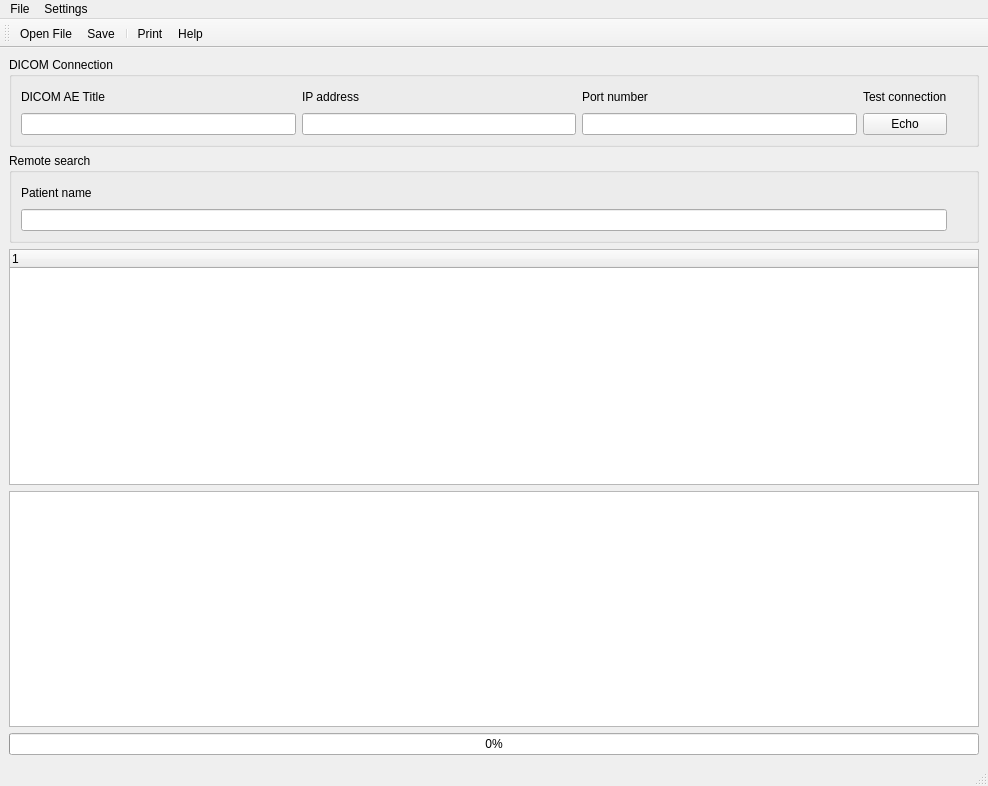
Old version of the form dcmtkNetConnector/SimpleView.ui in the repository medInria/medInria-public.
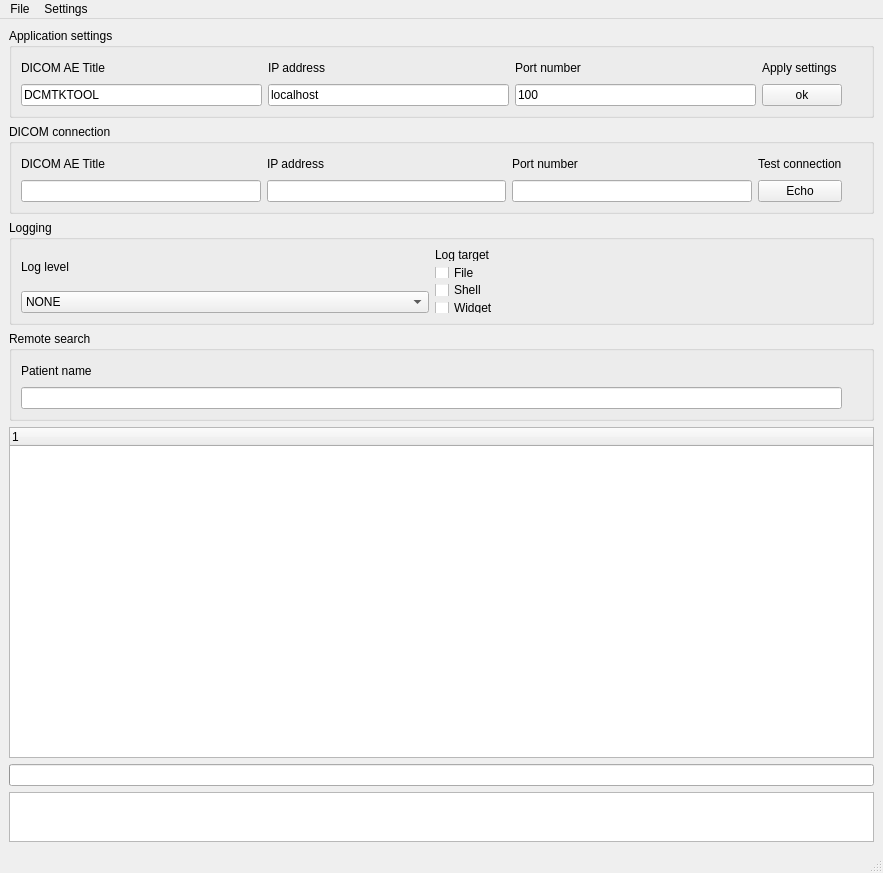
New version of the form. Icons and pictures are not drawn.

Commit message: Added more log options and config settings

```diff
--- a/dcmtkNetConnector/SimpleView.ui
+++ b/dcmtkNetConnector/SimpleView.ui
@@ -6,8 +6,8 @@
    <rect>
     <x>0</x>
     <y>0</y>
-    <width>988</width>
-    <height>786</height>
+    <width>883</width>
+    <height>873</height>
    </rect>
   </property>
   <property name="windowTitle">
@@ -24,8 +24,114 @@
    </size>
   </property>
   <widget class="QWidget" name="centralwidget">
-   <layout class="QGridLayout" name="gridLayout_2">
+   <layout class="QGridLayout" name="gridLayout_5">
     <item row="0" column="0">
+     <widget class="QGroupBox" name="settingsGroupBox_2">
+      <property name="minimumSize">
+       <size>
+        <width>0</width>
+        <height>90</height>
+       </size>
+      </property>
+      <property name="maximumSize">
+       <size>
+        <width>16777215</width>
+        <height>90</height>
+       </size>
+      </property>
+      <property name="title">
+       <string>Application settings</string>
+      </property>
+      <layout class="QGridLayout" name="gridLayout_4">
+       <item row="0" column="0">
+        <layout class="QVBoxLayout" name="verticalLayout_6">
+         <item>
+          <widget class="QLabel" name="label_6">
+           <property name="text">
+            <string>DICOM AE Title</string>
+           </property>
+          </widget>
+         </item>
+         <item>
+          <widget class="QLineEdit" name="ourTitleEdit">
+           <property name="text">
+            <string>DCMTKTOOL</string>
+           </property>
+          </widget>
+         </item>
+        </layout>
+       </item>
+       <item row="0" column="1">
+        <layout class="QVBoxLayout" name="verticalLayout_7">
+         <item>
+          <widget class="QLabel" name="label_7">
+           <property name="text">
+            <string>IP address</string>
+           </property>
+          </widget>
+         </item>
+         <item>
+          <widget class="QLineEdit" name="ourIPEdit">
+           <property name="text">
+            <string>localhost</string>
+           </property>
+          </widget>
+         </item>
+        </layout>
+       </item>
+       <item row="0" column="2">
+        <layout class="QVBoxLayout" name="verticalLayout_8">
+         <item>
+          <widget class="QLabel" name="label_8">
+           <property name="text">
+            <string>Port number</string>
+           </property>
+          </widget>
+         </item>
+         <item>
+          <widget class="QLineEdit" name="ourPortEdit">
+           <property name="text">
+            <string>100</string>
+           </property>
+          </widget>
+         </item>
+        </layout>
+       </item>
+       <item row="0" column="3">
+        <layout class="QVBoxLayout" name="verticalLayout_9">
+         <item>
+          <widget class="QLabel" name="label_9">
+           <property name="text">
+            <string>Apply settings</string>
+           </property>
+          </widget>
+         </item>
+         <item>
+          <widget class="QPushButton" name="applySettingsButton">
+           <property name="text">
+            <string>ok</string>
+           </property>
+          </widget>
+         </item>
+        </layout>
+       </item>
+       <item row="0" column="4">
+        <spacer name="verticalSpacer_3">
+         <property name="orientation">
+          <enum>Qt::Vertical</enum>
+         </property>
+         <property name="sizeHint" stdset="0">
+          <size>
+           <width>20</width>
+           <height>52</height>
+          </size>
+         </property>
+        </spacer>
+       </item>
+      </layout>
+     </widget>
+    </item>
+    <item row="1" column="0">
      <widget class="QGroupBox" name="settingsGroupBox">
       <property name="minimumSize">
        <size>
@@ -40,7 +146,7 @@
        </size>
       </property>
       <property name="title">
-       <string>DICOM Connection</string>
+       <string>DICOM connection</string>
       </property>
       <layout class="QGridLayout" name="gridLayout_3">
        <item row="0" column="0">
@@ -131,7 +237,107 @@
       </layout>
      </widget>
     </item>
-    <item row="1" column="0">
+    <item row="2" column="0">
+     <widget class="QGroupBox" name="groupBox">
+      <property name="maximumSize">
+       <size>
+        <width>16777215</width>
+        <height>105</height>
+       </size>
+      </property>
+      <property name="title">
+       <string>Logging</string>
+      </property>
+      <layout class="QGridLayout" name="gridLayout_2">
+       <item row="0" column="0">
+        <layout class="QVBoxLayout" name="verticalLayout_10">
+         <item>
+          <widget class="QLabel" name="label_10">
+           <property name="text">
+            <string>Log level</string>
+           </property>
+          </widget>
+         </item>
+         <item>
+          <widget class="QComboBox" name="cbLogLevel">
+           <item>
+            <property name="text">
+             <string>NONE</string>
+            </property>
+           </item>
+           <item>
+            <property name="text">
+             <string>ERROR</string>
+            </property>
+           </item>
+           <item>
+            <property name="text">
+             <string>WARNING</string>
+            </property>
+           </item>
+           <item>
+            <property name="text">
+             <string>INFO</string>
+            </property>
+           </item>
+           <item>
+            <property name="text">
+             <string>DEBUG</string>
+            </property>
+           </item>
+          </widget>
+         </item>
+        </layout>
+       </item>
+       <item row="0" column="1">
+        <layout class="QVBoxLayout" name="verticalLayout_11">
+         <item>
+          <widget class="QLabel" name="label_11">
+           <property name="text">
+            <string>Log target</string>
+           </property>
+          </widget>
+         </item>
+         <item>
+          <widget class="QCheckBox" name="cbFileTarget">
+           <property name="text">
+            <string>File</string>
+           </property>
+          </widget>
+         </item>
+         <item>
+          <widget class="QCheckBox" name="cbShellTarget">
+           <property name="text">
+            <string>Shell</string>
+           </property>
+          </widget>
+         </item>
+         <item>
+          <widget class="QCheckBox" name="cbWidgetTarget">
+           <property name="text">
+            <string>Widget</string>
+           </property>
+          </widget>
+         </item>
+        </layout>
+       </item>
+       <item row="0" column="2">
+        <spacer name="verticalSpacer_4">
+         <property name="orientation">
+          <enum>Qt::Vertical</enum>
+         </property>
+         <property name="sizeHint" stdset="0">
+          <size>
+           <width>20</width>
+           <height>67</height>
+          </size>
+         </property>
+        </spacer>
+       </item>
+      </layout>
+     </widget>
+    </item>
+    <item row="3" column="0">
      <widget class="QGroupBox" name="searchGroupBox">
       <property name="maximumSize">
        <size>
@@ -177,8 +383,14 @@
       </layout>
      </widget>
     </item>
-    <item row="2" column="0">
+    <item row="4" column="0">
      <widget class="QTreeWidget" name="treeWidget">
+      <property name="minimumSize">
+       <size>
+        <width>0</width>
+        <height>256</height>
+       </size>
+      </property>
       <column>
        <property name="text">
         <string notr="true">1</string>
@@ -186,18 +398,42 @@
       </column>
      </widget>
     </item>
-    <item row="3" column="0">
-     <widget class="QTextEdit" name="logWindow">
-      <property name="readOnly">
-       <bool>true</bool>
-      </property>
-     </widget>
-    </item>
-    <item row="4" column="0">
+    <item row="5" column="0">
      <widget class="QProgressBar" name="progressBar">
       <property name="value">
        <number>0</number>
       </property>
+      <property name="textVisible">
+       <bool>false</bool>
+      </property>
+      <property name="format">
+       <string/>
+      </property>
+     </widget>
+    </item>
+    <item row="6" column="0">
+     <widget class="QTextEdit" name="logWindow">
+      <property name="sizePolicy">
+       <sizepolicy hsizetype="Expanding" vsizetype="Expanding">
+        <horstretch>0</horstretch>
+        <verstretch>0</verstretch>
+       </sizepolicy>
+      </property>
+      <property name="minimumSize">
+       <size>
+        <width>0</width>
+        <height>50</height>
+       </size>
+      </property>
+      <property name="maximumSize">
+       <size>
+        <width>16777215</width>
+        <height>50</height>
+       </size>
+      </property>
+      <property name="readOnly">
+       <bool>true</bool>
+      </property>
      </widget>
     </item>
    </layout>
@@ -207,7 +443,7 @@
     <rect>
      <x>0</x>
      <y>0</y>
-     <width>988</width>
+     <width>883</width>
      <height>18</height>
     </rect>
    </property>
@@ -232,28 +468,6 @@
    <addaction name="menuSettings"/>
   </widget>
   <widget class="QStatusBar" name="statusbar"/>
-  <widget class="QToolBar" name="toolBar">
-   <property name="orientation">
-    <enum>Qt::Horizontal</enum>
-   </property>
-   <property name="iconSize">
-    <size>
-     <width>22</width>
-     <height>22</height>
-    </size>
-   </property>
-   <attribute name="toolBarArea">
-    <enum>TopToolBarArea</enum>
-   </attribute>
-   <attribute name="toolBarBreak">
-    <bool>false</bool>
-   </attribute>
-   <addaction name="actionOpenFile"/>
-   <addaction name="actionSave"/>
-   <addaction name="separator"/>
-   <addaction name="actionPrint"/>
-   <addaction name="actionHelp"/>
-  </widget>
   <action name="actionOpenFile">
    <property name="enabled">
     <bool>true</bool>
```
The commit also changes 5 other files.
